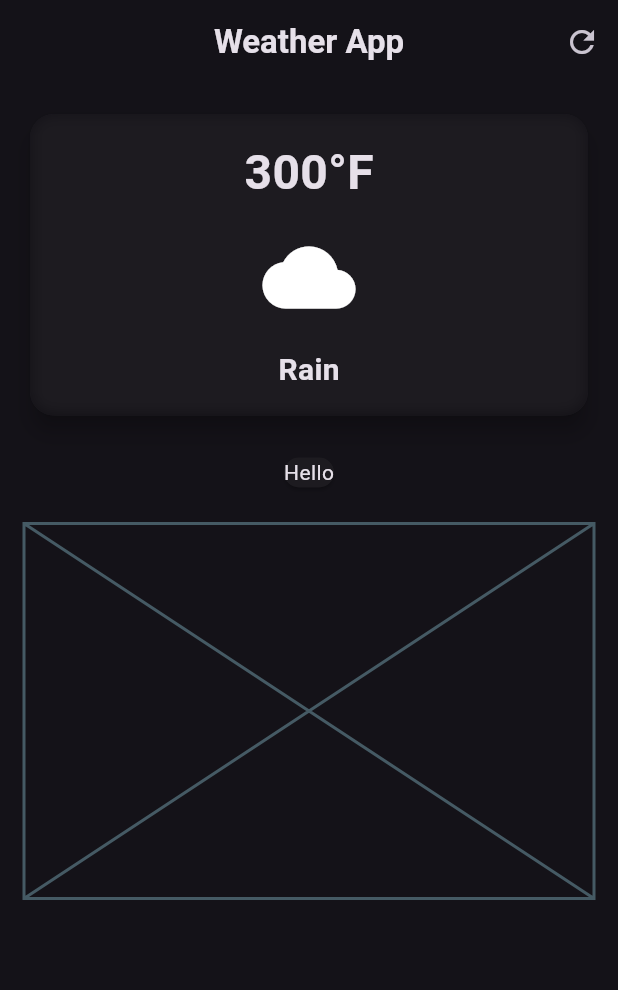
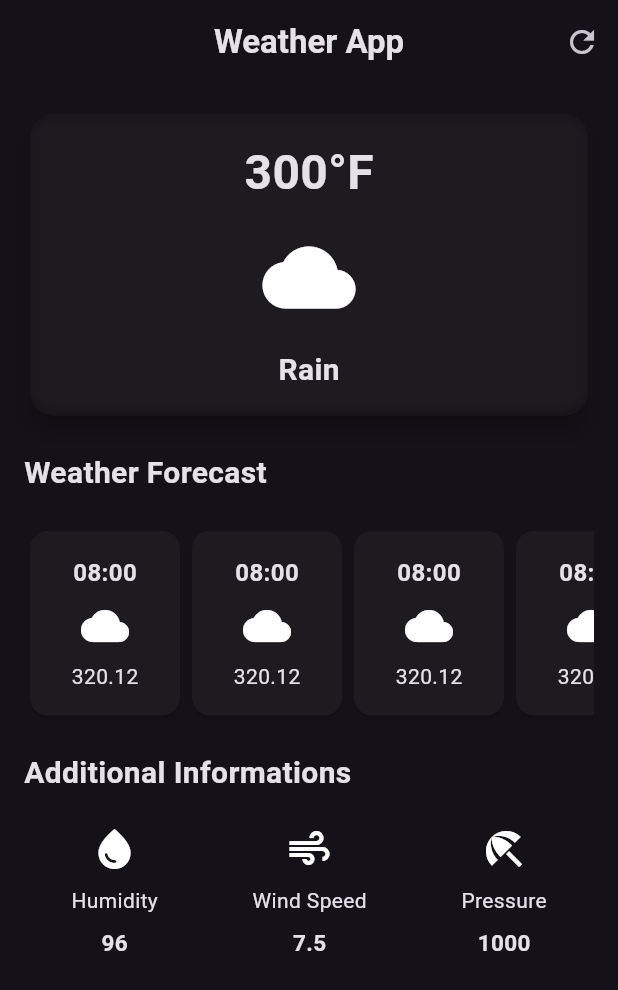
Before and after one commit to malaka96/weather_app, a Flutter app: the screen it shows after launch, on a phone screen of 412 x 824 dp. Shown: the top 990 px of the screen. Run offline on Flutter 3.47's test engine with Material 3 defaults, Android fonts, the phone set to English and light mode, and no system bars.

Commit message:
final ui design

```diff
--- /dev/null
+++ b/lib/additional_info_item.dart
@@ -0,0 +1,29 @@
+import 'package:flutter/material.dart';
+
+class AdditionalInfoItem extends StatelessWidget {
+  final IconData icon;
+  final String label;
+  final String value;
+  const AdditionalInfoItem({
+    super.key,
+    required this.icon,
+    required this.label,
+    required this.value,
+  });
+
+  @override
+  Widget build(BuildContext context) {
+    return Column(
+      children: [
+        Icon(icon, size: 32),
+        SizedBox(height: 8),
+        Text(label),
+        SizedBox(height: 8),
+        Text(
+          value,
+          style: TextStyle(fontSize: 15, fontWeight: FontWeight.bold),
+        ),
+      ],
+    );
+  }
+}
--- /dev/null
+++ b/lib/hourly_forecast_item.dart
@@ -0,0 +1,30 @@
+import 'package:flutter/material.dart';
+
+class HourlyForecastItem extends StatelessWidget {
+  const HourlyForecastItem({super.key});
+
+  @override
+  Widget build(BuildContext context) {
+    return Card(
+      child: Container(
+        width: 100,
+        padding: EdgeInsets.all(8),
+        child: Padding(
+          padding: EdgeInsets.all(8.0),
+          child: Column(
+            children: [
+              Text(
+                '08:00',
+                style: TextStyle(fontSize: 16, fontWeight: FontWeight.bold),
+              ),
+              SizedBox(height: 8),
+              Icon(Icons.cloud, size: 32),
+              SizedBox(height: 8),
+              Text('320.12'),
+            ],
+          ),
+        ),
+      ),
+    );
+  }
+}
--- a/lib/weather_screen.dart
+++ b/lib/weather_screen.dart
@@ -1,6 +1,7 @@
 import 'dart:ui';
-
 import 'package:flutter/material.dart';
+import 'package:weather_app/additional_info_item.dart';
+import 'package:weather_app/hourly_forecast_item.dart';
 
 class WeatherScreen extends StatelessWidget {
   const WeatherScreen({super.key});
@@ -19,6 +20,7 @@ class WeatherScreen extends StatelessWidget {
       body: Padding(
         padding: const EdgeInsets.all(16.0),
         child: Column(
+          crossAxisAlignment: CrossAxisAlignment.start,
           children: [
             SizedBox(
               width: double.infinity,
@@ -60,9 +62,49 @@ class WeatherScreen extends StatelessWidget {
               ),
             ),
             const SizedBox(height: 20),
-            const Card(child: Column(children: [Text('Hello')])),
+            const Text(
+              'Weather Forecast',
+              style: TextStyle(fontSize: 20, fontWeight: FontWeight.bold),
+            ),
             const SizedBox(height: 20),
-            const Placeholder(fallbackHeight: 250),
+            SingleChildScrollView(
+              scrollDirection: Axis.horizontal,
+              child: Row(
+                children: [
+                  HourlyForecastItem(),
+                  HourlyForecastItem(),
+                  HourlyForecastItem(),
+                  HourlyForecastItem(),
+                  HourlyForecastItem(),
+                ],
+              ),
+            ),
+            const SizedBox(height: 20),
+            Text(
+              'Additional Informations',
+              style: TextStyle(fontSize: 20, fontWeight: FontWeight.bold),
+            ),
+            const SizedBox(height: 20),
+            Row(
+              mainAxisAlignment: MainAxisAlignment.spaceAround,
+              children: [
+                AdditionalInfoItem(
+                  icon: Icons.water_drop,
+                  label: 'Humidity',
+                  value: '96',
+                ),
+                AdditionalInfoItem(
+                  icon: Icons.air,
+                  label: 'Wind Speed',
+                  value: '7.5',
+                ),
+                AdditionalInfoItem(
+                  icon: Icons.beach_access,
+                  label: 'Pressure',
+                  value: '1000',
+                ),
+              ],
+            ),
           ],
         ),
       ),
```
